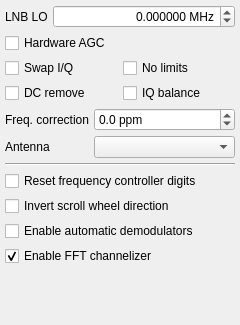
Before: the Qt Designer form src/qtgui/dockinputctl.ui in vladisslav2011/gqrx, drawn with Qt 5.
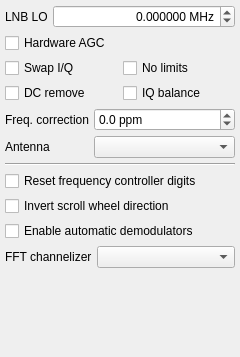
After: the same form once the commit is applied. Icons and pictures are not drawn.

Commit message: fft_channelizer: multithreaded channelizer

Patch:
```diff
--- a/src/qtgui/dockinputctl.ui
+++ b/src/qtgui/dockinputctl.ui
@@ -7,13 +7,13 @@
     <x>0</x>
     <y>0</y>
     <width>240</width>
-    <height>325</height>
+    <height>357</height>
    </rect>
   </property>
   <property name="minimumSize">
    <size>
     <width>240</width>
-    <height>325</height>
+    <height>357</height>
    </size>
   </property>
   <property name="windowIcon">
@@ -249,14 +249,34 @@
      </widget>
     </item>
     <item>
-     <widget class="QCheckBox" name="channelizerCheckBox">
-      <property name="text">
-       <string>Enable FFT channelizer</string>
-      </property>
-      <property name="checked">
-       <bool>true</bool>
-      </property>
-     </widget>
+     <layout class="QFormLayout" name="formLayout_2">
+      <item row="0" column="0">
+       <widget class="QLabel" name="chanSelectorLabel">
+        <property name="toolTip">
+         <string>Select active antenna connector</string>
+        </property>
+        <property name="text">
+         <string>FFT channelizer</string>
+        </property>
+       </widget>
+      </item>
+      <item row="0" column="1">
+       <widget class="QComboBox" name="channelizerCombo">
+        <property name="sizePolicy">
+         <sizepolicy hsizetype="MinimumExpanding" vsizetype="Minimum">
+          <horstretch>0</horstretch>
+          <verstretch>0</verstretch>
+         </sizepolicy>
+        </property>
+        <property name="toolTip">
+         <string>Select active antenna connector</string>
+        </property>
+        <property name="editable">
+         <bool>false</bool>
+        </property>
+       </widget>
+      </item>
+     </layout>
     </item>
     <item>
      <spacer name="verticalSpacer">
```
The commit also changes 9 other files.
